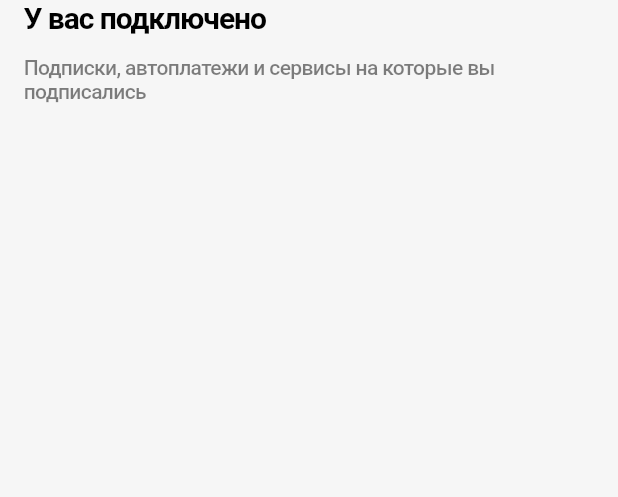
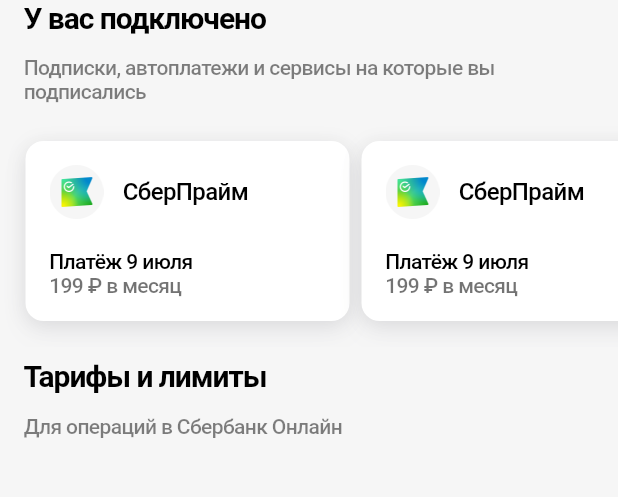
Before and after one commit to DeVoytinc/Sberbank_lab, a Flutter app: the screen it shows after launch, on a phone screen of 412 x 824 dp, the part 405-902 px from its top. Run offline on Flutter 3.47's test engine with Material 2 defaults, Android fonts, the phone set to English and light mode, and no system bars; our stand-ins replace flutter_svg.

Commit message:
Added scrollable horizontal list

```diff
--- a/lib/sceens/mainscreen.dart
+++ b/lib/sceens/mainscreen.dart
@@ -1,4 +1,5 @@
 import 'package:flutter/material.dart';
+import 'package:sberbank_lab/sceens/profile.dart';
 
 import '../widgets/appbar.dart';
 import '../widgets/section_header.dart';
@@ -31,22 +32,7 @@
           ),
           SliverFillRemaining(
             child: TabBarView(controller: _tabController, children: [
-              Container(
-                color: const Color.fromARGB(221, 245, 245, 245),
-                child: ListView(
-                  physics: NeverScrollableScrollPhysics(),
-                  //crossAxisAlignment: CrossAxisAlignment.start,
-                  children: [
-                    SectionHeader(
-                        title: 'У вас подключено',
-                        paragraph:
-                            'Подписки, автоплатежи и сервисы на которые вы подписались'),
-                    SizedBox(
-                      height: 50,
-                    )
-                  ],
-                ),
-              ),
+              ProfileScreen(),
               SettingsScreen(),
             ]),
           )
--- a/lib/sceens/profile.dart
+++ b/lib/sceens/profile.dart
@@ -1,4 +1,5 @@
 import 'package:flutter/material.dart';
+import '../widgets/horizontal_list_item.dart';
 import '../widgets/section_header.dart';
 
 class ProfileScreen extends StatelessWidget {
@@ -16,9 +17,30 @@
               title: 'У вас подключено',
               paragraph:
                   'Подписки, автоплатежи и сервисы на которые вы подписались'),
+
+          Container(
+            width: double.infinity,
+            padding: const EdgeInsets.symmetric(vertical: 8),
+            height: 170,
+            child: ListView(
+              padding: EdgeInsets.all(17),
+              scrollDirection: Axis.horizontal,
+              children: <Widget>[
+                HorizontalListItem(),
+                SizedBox(
+                  width: 8,
+                ),
+                HorizontalListItem(),
+              ],
+            ),
+          ),
+          SectionHeader(
+            title: 'Тарифы и лимиты',
+            paragraph: 'Для операций в Сбербанк Онлайн',
+          ),
           SizedBox(
-            height: 50,
-          )
+            height: 20,
+          ),
         ],
       ),
     );
--- /dev/null
+++ b/lib/widgets/horizontal_list_item.dart
@@ -0,0 +1,80 @@
+import 'package:flutter/material.dart';
+
+class HorizontalListItem extends StatelessWidget {
+  const HorizontalListItem({super.key});
+
+  @override
+  Widget build(BuildContext context) {
+    return Container(
+      width: 216,
+      height: 130,
+      clipBehavior: Clip.antiAlias,
+      decoration: ShapeDecoration(
+        color: Colors.white,
+        shape: RoundedRectangleBorder(
+          borderRadius: BorderRadius.circular(12),
+        ),
+        shadows: [
+          BoxShadow(
+            color: Color(0x114F4F6C),
+            blurRadius: 14,
+            offset: Offset(0, 8),
+            spreadRadius: 0,
+          ),
+          BoxShadow(
+            color: Color(0x14000000),
+            blurRadius: 10,
+            offset: Offset(0, 2),
+            spreadRadius: 0,
+          )
+        ],
+      ),
+      child: Padding(
+        padding: const EdgeInsets.symmetric(horizontal: 16, vertical: 16),
+        child: Column(crossAxisAlignment: CrossAxisAlignment.start, children: [
+          Row(
+            children: [
+
+              Image.asset(
+                'lib/images/sber_prime.png',
+                width: 36,
+                height: 36,
+              ),
+              SizedBox(
+                width: 13,
+              ),
+              Text(
+                'СберПрайм',
+                style: TextStyle(
+                  color: Colors.black,
+                  fontSize: 16,
+                  fontWeight: FontWeight.w500,
+                  letterSpacing: -0.40,
+                ),
+              ),
+            ],
+          ),
+          Expanded(child: Container()),
+          Text(
+            'Платёж 9 июля',
+            style: TextStyle(
+              color: Colors.black,
+              fontSize: 14,
+              fontWeight: FontWeight.w500,
+              letterSpacing: -0.41,
+            ),
+          ),
+          Text(
+            '199 ₽ в месяц',
+            style: TextStyle(
+              color: Colors.black.withOpacity(0.550000011920929),
+              fontSize: 14,
+              fontWeight: FontWeight.w500,
+              letterSpacing: -0.41,
+            ),
+          )
+        ]),
+      ),
+    );
+  }
+}
```
